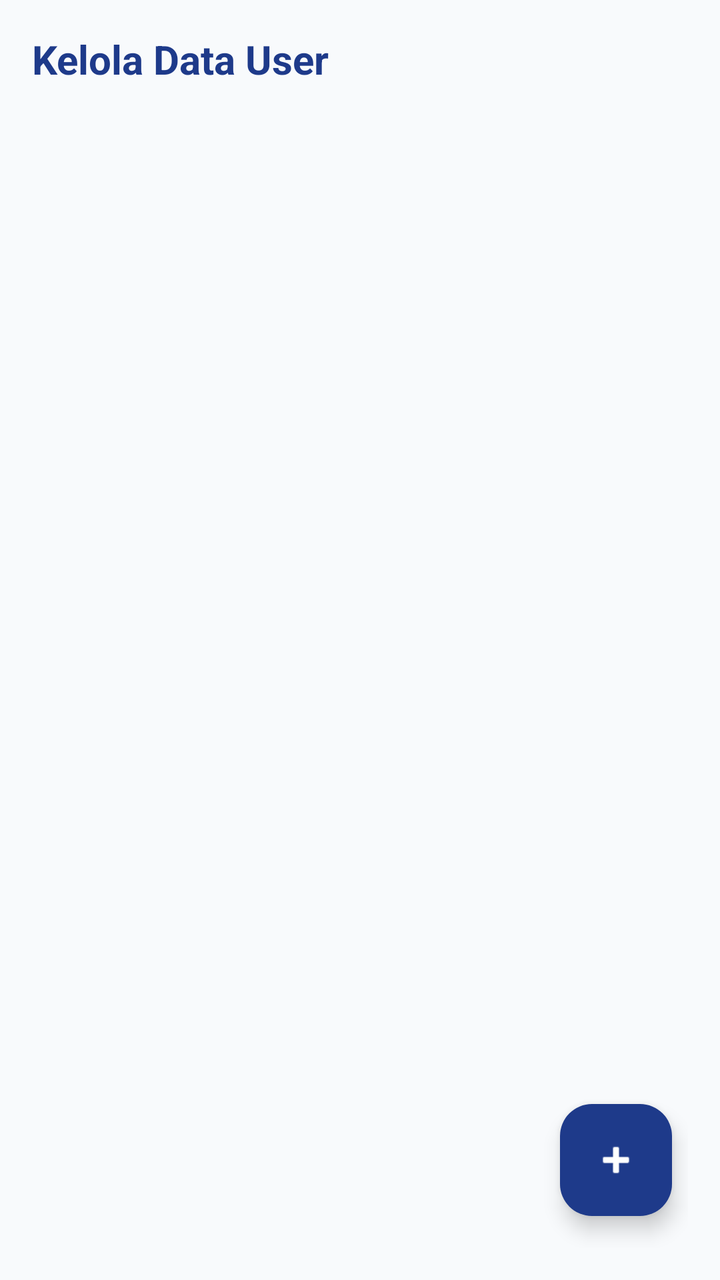
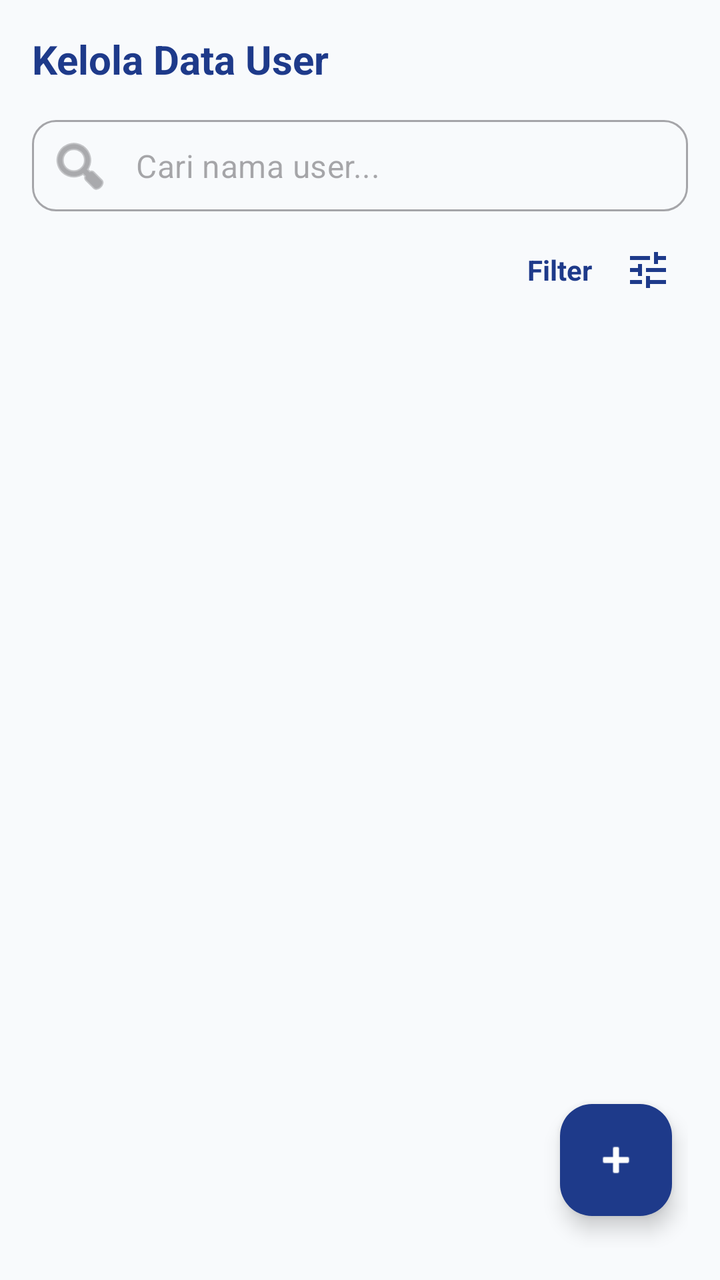

Compare the two renders of this Android layout. The source of the first and the diff that turns it into the second are given below.
<!-- AndroidManifest.xml: application theme Theme.Mondu -->
<!-- res/layout/fragment_kelola_user.xml -->
<?xml version="1.0" encoding="utf-8"?>
<FrameLayout xmlns:android="http://schemas.android.com/apk/res/android"
    xmlns:app="http://schemas.android.com/apk/res-auto"
    xmlns:tools="http://schemas.android.com/tools"
    android:layout_width="match_parent"
    android:layout_height="match_parent"
    android:background="#F8FAFC"
    tools:context=".KelolaUserFragment">

    <RelativeLayout
        android:layout_width="match_parent"
        android:layout_height="match_parent"
        android:padding="16dp">

        
        <TextView
            android:id="@+id/tvTitleUsers"
            android:layout_width="wrap_content"
            android:layout_height="wrap_content"
            android:text="Kelola Data User"
            android:textColor="#1E3A8A"
            android:textSize="20sp"
            android:textStyle="bold"
            android:layout_marginBottom="16dp"/>

        
        <androidx.recyclerview.widget.RecyclerView
            android:id="@+id/rvUsers"
            android:layout_width="match_parent"
            android:layout_height="match_parent"
            android:layout_below="@id/tvTitleUsers"
            android:clipToPadding="false"
            android:paddingBottom="80dp"
            tools:listitem="@layout/item_user" />

        
        <com.google.android.material.floatingactionbutton.FloatingActionButton
            android:id="@+id/fabAddUser"
            android:layout_width="wrap_content"
            android:layout_height="wrap_content"
            android:layout_alignParentEnd="true"
            android:layout_alignParentBottom="true"
            android:layout_marginEnd="8dp"
            android:layout_marginBottom="16dp"
            android:contentDescription="Tambah User"
            android:src="@android:drawable/ic_input_add"
            app:backgroundTint="#1E3A8A"
            app:tint="#FFFFFF"
            app:fabSize="normal" />

    </RelativeLayout>
</FrameLayout>
<!-- res/layout/item_user.xml (included above) -->
<?xml version="1.0" encoding="utf-8"?>
<com.google.android.material.card.MaterialCardView
    xmlns:android="http://schemas.android.com/apk/res/android"
    xmlns:app="http://schemas.android.com/apk/res-auto"
    android:layout_width="match_parent"
    android:layout_height="wrap_content"
    android:layout_marginBottom="12dp"
    app:cardCornerRadius="14dp"
    app:cardElevation="2dp"
    app:strokeWidth="1dp"
    app:strokeColor="#E2E8F0"
    app:cardBackgroundColor="#FFFFFF">

    <RelativeLayout
        android:padding="14dp"
        android:layout_width="match_parent"
        android:layout_height="wrap_content">

        
        <com.google.android.material.imageview.ShapeableImageView
            android:id="@+id/ivUserRow"
            android:layout_width="50dp"
            android:layout_height="50dp"
            android:scaleType="centerCrop"
            android:src="@android:drawable/ic_menu_myplaces"
            android:background="#E2E8F0"
            android:padding="4dp"
            app:shapeAppearanceOverlay="@style/ShapeAppearance.Material3.Corner.Full" />

        
        <LinearLayout
            android:layout_width="wrap_content"
            android:layout_height="wrap_content"
            android:orientation="vertical"
            android:layout_toEndOf="@id/ivUserRow"
            android:layout_toStartOf="@+id/btnMenuMore"
            android:layout_marginStart="14dp"
            android:layout_centerVertical="true">

            <TextView
                android:id="@+id/tvNamaUserRow"
                android:layout_width="wrap_content"
                android:layout_height="wrap_content"
                android:text="Nama Lengkap"
                android:textColor="#0F172A"
                android:textSize="16sp"
                android:textStyle="bold" />

            <TextView
                android:id="@+id/tvEmailRoleRow"
                android:layout_width="wrap_content"
                android:layout_height="wrap_content"
                android:text="email@domain.com • Admin"
                android:textColor="#64748B"
                android:textSize="13sp"
                android:layout_marginTop="2dp" />
        </LinearLayout>

        
        <ImageButton
            android:id="@+id/btnMenuMore"
            android:layout_width="40dp"
            android:layout_height="40dp"
            android:layout_alignParentEnd="true"
            android:layout_centerVertical="true"
            android:background="?attr/selectableItemBackgroundBorderless"
            android:src="@android:drawable/ic_menu_more"
            android:contentDescription="Opsi" />

    </RelativeLayout>
</com.google.android.material.card.MaterialCardView>
<!-- resources referenced by this layout -->
<resources>
  <style name="Theme.Mondu" parent="Base.Theme.Mondu" />
  <style name="Base.Theme.Mondu" parent="Theme.Material3.DayNight.NoActionBar">
          
          
      </style>
</resources>

<!-- the commit's change to res/layout/fragment_kelola_user.xml (unified diff, before → after) -->
@@ -17,18 +17,71 @@
             android:id="@+id/tvTitleUsers"
             android:layout_width="wrap_content"
             android:layout_height="wrap_content"
+            android:layout_marginBottom="16dp"
             android:text="Kelola Data User"
             android:textColor="#1E3A8A"
             android:textSize="20sp"
-            android:textStyle="bold"
-            android:layout_marginBottom="16dp"/>
+            android:textStyle="bold" />
+
+        
+        <com.google.android.material.textfield.TextInputLayout
+            android:id="@+id/searchLayout"
+            style="@style/Widget.MaterialComponents.TextInputLayout.OutlinedBox"
+            android:layout_width="match_parent"
+            android:layout_height="wrap_content"
+            android:layout_below="@id/tvTitleUsers"
+            android:layout_marginBottom="8dp"
+            app:boxCornerRadiusBottomEnd="12dp"
+            app:boxCornerRadiusBottomStart="12dp"
+            app:boxCornerRadiusTopEnd="12dp"
+            app:boxCornerRadiusTopStart="12dp"
+            app:hintEnabled="false"
+            app:startIconDrawable="@android:drawable/ic_menu_search">
+
+            <com.google.android.material.textfield.TextInputEditText
+                android:id="@+id/etSearchUsers"
+                android:layout_width="match_parent"
+                android:layout_height="wrap_content"
+                android:hint="Cari nama user..."
+                android:inputType="text"
+                android:padding="12dp" />
+        </com.google.android.material.textfield.TextInputLayout>
+
+        
+        <LinearLayout
+            android:id="@+id/filterLayout"
+            android:layout_width="wrap_content"
+            android:layout_height="wrap_content"
+            android:layout_below="@id/searchLayout"
+            android:layout_alignParentEnd="true"
+            android:layout_marginBottom="8dp"
+            android:gravity="center_vertical"
+            android:orientation="horizontal">
+
+            <TextView
+                android:layout_width="wrap_content"
+                android:layout_height="wrap_content"
+                android:layout_marginEnd="8dp"
+                android:text="Filter"
+                android:textColor="#1E3A8A"
+                android:textStyle="bold" />
+
+            <ImageButton
+                android:id="@+id/btnFilterUsers"
+                android:layout_width="40dp"
+                android:layout_height="40dp"
+                android:background="?attr/selectableItemBackgroundBorderless"
+                android:contentDescription="Filter"
+                android:src="@drawable/ic_filter_tune"
+                app:tint="#1E3A8A" />
+        </LinearLayout>
 
         
         <androidx.recyclerview.widget.RecyclerView
             android:id="@+id/rvUsers"
             android:layout_width="match_parent"
             android:layout_height="match_parent"
-            android:layout_below="@id/tvTitleUsers"
+            android:layout_below="@id/filterLayout"
             android:clipToPadding="false"
             android:paddingBottom="80dp"
             tools:listitem="@layout/item_user" />
<!-- resource entries referenced after the edit -->
@@ -1,5 +1,15 @@
 <!-- resources referenced by this layout -->
 <resources>
+  <!-- drawable ic_filter_tune (drawable) -->
+  <vector xmlns:android="http://schemas.android.com/apk/res/android"
+      android:width="24dp"
+      android:height="24dp"
+      android:viewportWidth="24"
+      android:viewportHeight="24">
+      <path
+          android:fillColor="#FF000000"
+          android:pathData="M3,17v2h6v-2H3zM3,5v2h10V5H3zM13,21v-2h8v-2h-8v-2h-2v6H13zM7,9v2H3v2h4v2h2V9H7zM21,13v-2H11v2H21zM15,9h2V7h4V5h-4V3h-2V9z" />
+  </vector>
   <style name="Theme.Mondu" parent="Base.Theme.Mondu" />
   <style name="Base.Theme.Mondu" parent="Theme.Material3.DayNight.NoActionBar">
           
